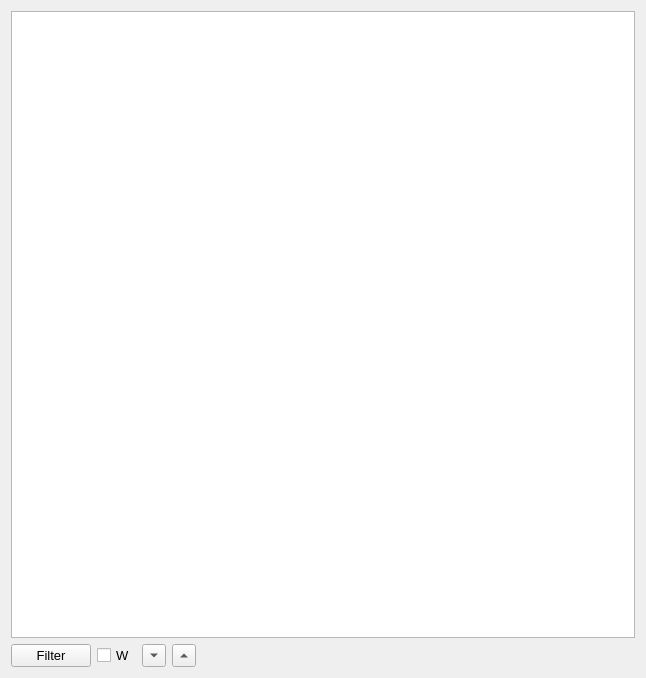
Qt form trunk/Libraries/src/qbuLog/rc/qbuLoggerWidget2.ui (drescherjm/QtBasicUtils) before a commit.
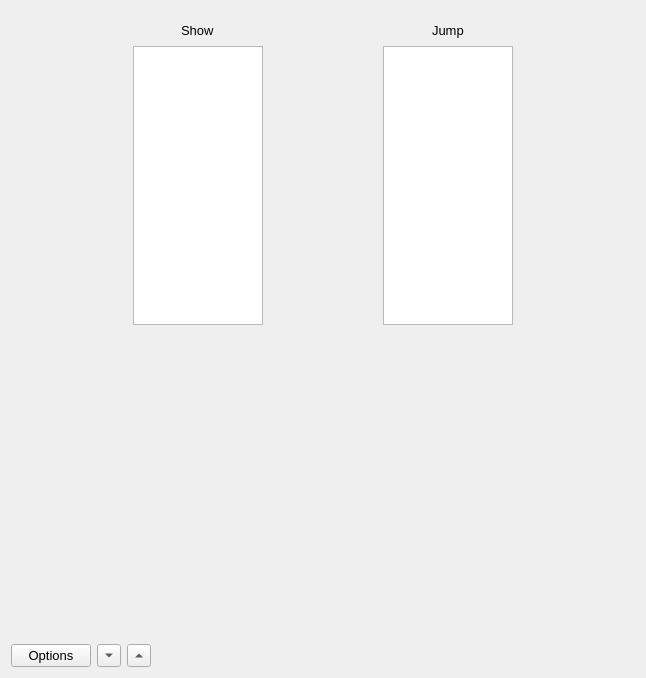
The same form after that commit. The open tabs and pages were chosen to show the change.

Commit message: Begin to add next / previous buttons.

The edit to the form file:
```diff
--- a/trunk/Libraries/src/qbuLog/rc/qbuLoggerWidget2.ui
+++ b/trunk/Libraries/src/qbuLog/rc/qbuLoggerWidget2.ui
@@ -20,17 +20,190 @@
   </property>
   <layout class="QVBoxLayout" name="verticalLayout">
    <item>
-    <widget class="QTableView" name="tableView">
-     <property name="font">
-      <font>
-       <family>Consolas</family>
-       <pointsize>10</pointsize>
-       <kerning>true</kerning>
-      </font>
+    <widget class="QStackedWidget" name="stackedWidget">
+     <property name="currentIndex">
+      <number>0</number>
      </property>
-     <property name="sortingEnabled">
-      <bool>true</bool>
-     </property>
+     <widget class="QWidget" name="page">
+      <layout class="QVBoxLayout" name="verticalLayout_2">
+       <item>
+        <widget class="QTableView" name="tableView">
+         <property name="font">
+          <font>
+           <family>Consolas</family>
+           <pointsize>10</pointsize>
+           <kerning>true</kerning>
+          </font>
+         </property>
+         <property name="sortingEnabled">
+          <bool>true</bool>
+         </property>
+        </widget>
+       </item>
+      </layout>
+     </widget>
+     <widget class="QWidget" name="page_2">
+      <layout class="QVBoxLayout" name="verticalLayout_5">
+       <item>
+        <layout class="QHBoxLayout" name="horizontalLayout_4">
+         <item>
+          <spacer name="horizontalSpacer_7">
+           <property name="orientation">
+            <enum>Qt::Horizontal</enum>
+           </property>
+           <property name="sizeHint" stdset="0">
+            <size>
+             <width>40</width>
+             <height>20</height>
+            </size>
+           </property>
+          </spacer>
+         </item>
+         <item>
+          <layout class="QVBoxLayout" name="verticalLayout_3">
+           <item>
+            <layout class="QHBoxLayout" name="horizontalLayout_2">
+             <item>
+              <spacer name="horizontalSpacer_2">
+               <property name="orientation">
+                <enum>Qt::Horizontal</enum>
+               </property>
+               <property name="sizeHint" stdset="0">
+                <size>
+                 <width>40</width>
+                 <height>20</height>
+                </size>
+               </property>
+              </spacer>
+             </item>
+             <item>
+              <widget class="QLabel" name="label">
+               <property name="text">
+                <string>Show</string>
+               </property>
+              </widget>
+             </item>
+             <item>
+              <spacer name="horizontalSpacer_3">
+               <property name="orientation">
+                <enum>Qt::Horizontal</enum>
+               </property>
+               <property name="sizeHint" stdset="0">
+                <size>
+                 <width>40</width>
+                 <height>20</height>
+                </size>
+               </property>
+              </spacer>
+             </item>
+            </layout>
+           </item>
+           <item>
+            <widget class="QListView" name="listViewShow">
+             <property name="maximumSize">
+              <size>
+               <width>130</width>
+               <height>16777215</height>
+              </size>
+             </property>
+            </widget>
+           </item>
+          </layout>
+         </item>
+         <item>
+          <spacer name="horizontalSpacer_6">
+           <property name="orientation">
+            <enum>Qt::Horizontal</enum>
+           </property>
+           <property name="sizeHint" stdset="0">
+            <size>
+             <width>40</width>
+             <height>20</height>
+            </size>
+           </property>
+          </spacer>
+         </item>
+         <item>
+          <layout class="QVBoxLayout" name="verticalLayout_4">
+           <item>
+            <layout class="QHBoxLayout" name="horizontalLayout_3">
+             <item>
+              <spacer name="horizontalSpacer_4">
+               <property name="orientation">
+                <enum>Qt::Horizontal</enum>
+               </property>
+               <property name="sizeHint" stdset="0">
+                <size>
+                 <width>40</width>
+                 <height>20</height>
+                </size>
+               </property>
+              </spacer>
+             </item>
+             <item>
+              <widget class="QLabel" name="label_2">
+               <property name="text">
+                <string>Jump</string>
+               </property>
+              </widget>
+             </item>
+             <item>
+              <spacer name="horizontalSpacer_5">
+               <property name="orientation">
+                <enum>Qt::Horizontal</enum>
+               </property>
+               <property name="sizeHint" stdset="0">
+                <size>
+                 <width>40</width>
+                 <height>20</height>
+                </size>
+               </property>
+              </spacer>
+             </item>
+            </layout>
+           </item>
+           <item>
+            <widget class="QListView" name="listViewJump">
+             <property name="maximumSize">
+              <size>
+               <width>130</width>
+               <height>16777215</height>
+              </size>
+             </property>
+            </widget>
+           </item>
+          </layout>
+         </item>
+         <item>
+          <spacer name="horizontalSpacer_8">
+           <property name="orientation">
+            <enum>Qt::Horizontal</enum>
+           </property>
+           <property name="sizeHint" stdset="0">
+            <size>
+             <width>40</width>
+             <height>20</height>
+            </size>
+           </property>
+          </spacer>
+         </item>
+        </layout>
+       </item>
+       <item>
+        <spacer name="verticalSpacer">
+         <property name="orientation">
+          <enum>Qt::Vertical</enum>
+         </property>
+         <property name="sizeHint" stdset="0">
+          <size>
+           <width>20</width>
+           <height>299</height>
+          </size>
+         </property>
+        </spacer>
+       </item>
+      </layout>
+     </widget>
     </widget>
    </item>
    <item>
@@ -38,14 +211,7 @@
      <item>
       <widget class="QPushButton" name="pushButtonFilter">
        <property name="text">
-        <string>Filter</string>
-       </property>
-      </widget>
-     </item>
-     <item>
-      <widget class="QCheckBox" name="checkBox">
-       <property name="text">
-        <string>W</string>
+        <string>Options</string>
        </property>
       </widget>
      </item>
```
Left out of the diff: 2 changed lines with no effect on the pictures. The commit also changes 2 other files.
